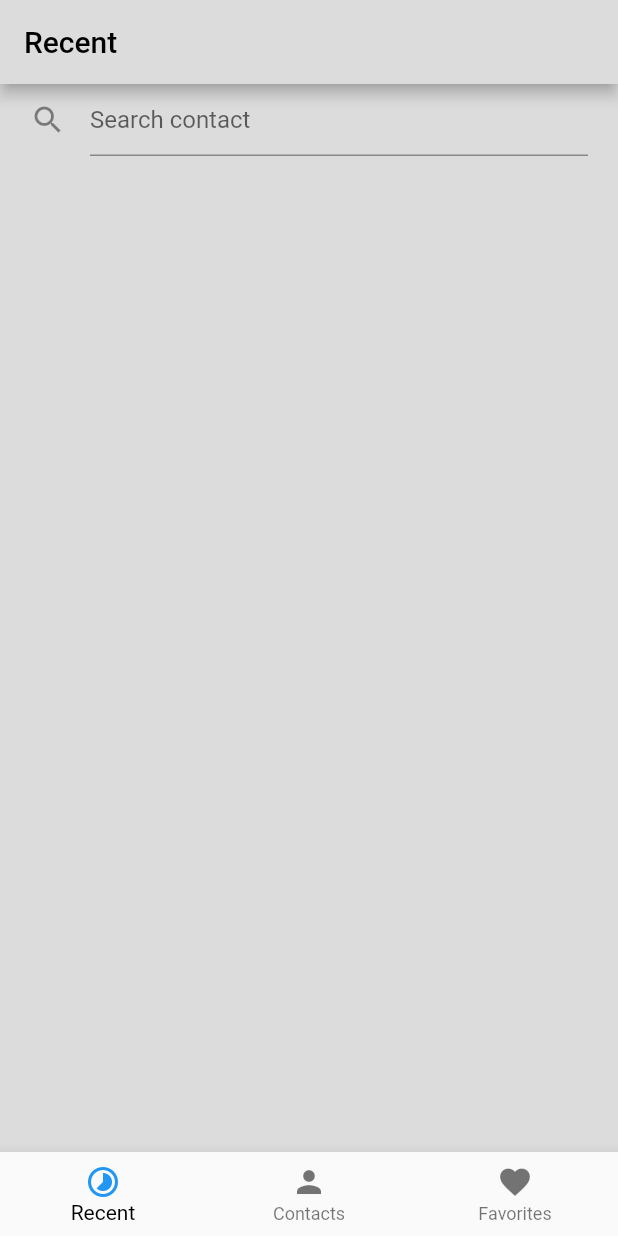
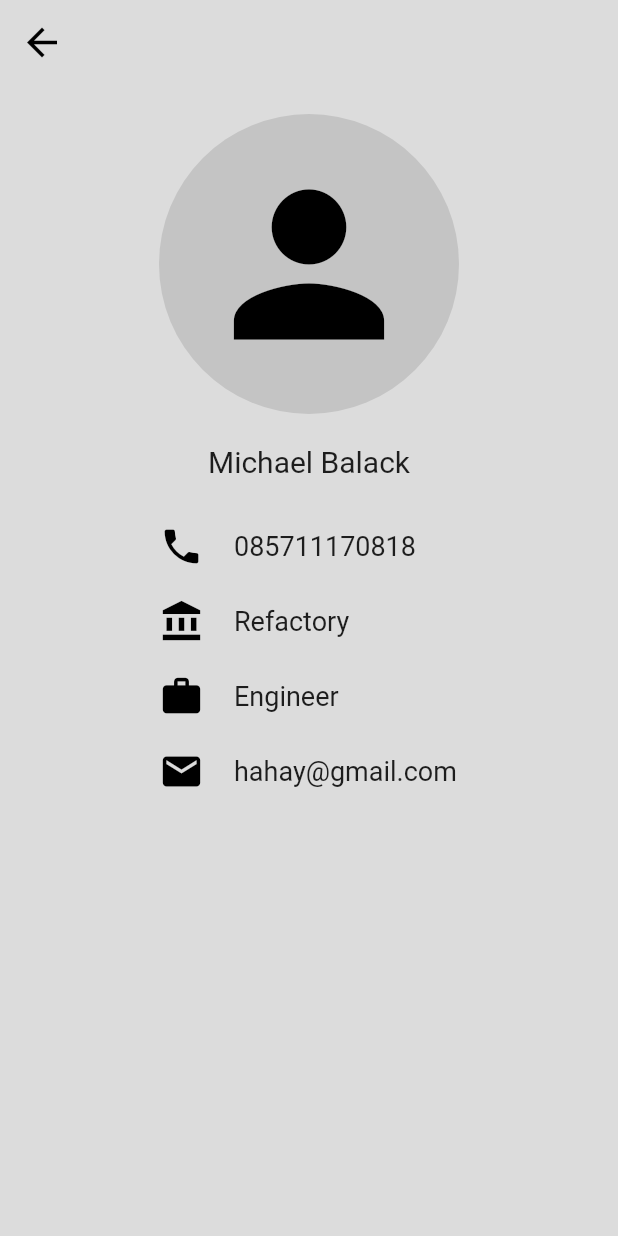
Before and after one commit to Dedi-edot/flutter-phone-book, a Flutter app: the screen it shows after launch, on a phone screen of 412 x 824 dp. Run offline on Flutter 3.47's test engine with Material 2 defaults, Android fonts, the phone set to English and light mode, and no system bars.

Commit message:
Construct UI

```diff
--- /dev/null
+++ b/lib/app/pages/detail/detail_view.dart
@@ -0,0 +1,133 @@
+import 'package:flutter/material.dart';
+
+class DetailPage extends StatefulWidget {
+  DetailPage({Key? key}) : super(key: key);
+
+  @override
+  _DetailPageState createState() => _DetailPageState();
+}
+
+class _DetailPageState extends State<DetailPage> {
+  @override
+  Widget build(BuildContext context) {
+    return Scaffold(
+       appBar: AppBar(
+         leading: IconButton(
+           icon: Icon(
+             Icons.arrow_back,
+             color: Colors.black,
+             size: 30,),
+            onPressed: () {  },
+           ),
+         backgroundColor: Color(0xffDCDCDC),
+         elevation: 0,
+         ),
+         body: SafeArea(
+           child: SingleChildScrollView(
+             child: Container(
+               padding: EdgeInsets.symmetric(horizontal: 30),
+               height: MediaQuery.of(context).size.height,
+               width: MediaQuery.of(context).size.width,
+               decoration: BoxDecoration(color: Color(0xffDCDCDC)),
+               child: Column(
+                 mainAxisAlignment: MainAxisAlignment.start,
+                 crossAxisAlignment: CrossAxisAlignment.center,
+                 children: <Widget>[
+                   SizedBox(height: 20),
+                   Container(
+                     decoration: BoxDecoration(
+                       color: Color(0xffC4C4C4),
+                       borderRadius: BorderRadius.all(Radius.circular(100))),
+                     width: 200,
+                     height: 200,
+                     child: Icon(
+                     Icons.person,
+                      color: Colors.black,
+                      size: 150,
+                      ),
+                      ),
+                      SizedBox(height: 20),
+                   Text(
+                     'Michael Balack',
+                     style: TextStyle(fontSize: 20),
+                   ),
+                   SizedBox(height: 30,),
+                   Container(
+                     width: 200,
+                     child: Row(
+                      children: <Widget>[
+                       Icon(
+                         Icons.phone,
+                         color: Colors.black,
+                         size: 30,
+                         ),
+                       SizedBox(width: 20,),
+                       Text(
+                         '085711170818',
+                         style: TextStyle(fontSize: 18),
+                         ),
+                     ],
+                   ),
+                   ),
+                   SizedBox(height: 20,),
+                   Container(
+                     width: 200,
+                     child: Row(
+                      children: <Widget>[
+                       Icon(
+                         Icons.account_balance,
+                         color: Colors.black,
+                         size: 30,
+                         ),
+                       SizedBox(width: 20,),
+                       Text(
+                         'Refactory',
+                         style: TextStyle(fontSize: 18),
+                         ),
+                     ],
+                   ),
+                   ),
+                   SizedBox(height: 20,),
+                   Container(
+                     width: 200,
+                     child: Row(
+                      children: <Widget>[
+                       Icon(
+                         Icons.work,
+                         color: Colors.black,
+                         size: 30,
+                         ),
+                       SizedBox(width: 20,),
+                       Text(
+                         'Engineer',
+                         style: TextStyle(fontSize: 18),
+                         ),
+                     ],
+                   ),
+                   ),
+                   SizedBox(height: 20,),
+                   Container(
+                     width: 200,
+                     child: Row(
+                      children: <Widget>[
+                       Icon(
+                         Icons.mail,
+                         color: Colors.black,
+                         size: 30,
+                         ),
+                       SizedBox(width: 20,),
+                       Text(
+                         'hahay@gmail.com',
+                         style: TextStyle(fontSize: 18),
+                         ),
+                     ],
+                   ),
+                   ),
+                 ],
+                 ),
+               ),
+             ),
+           ),
+    );
+  }
+}
--- a/lib/app/pages/favorites/favorites_view.dart
+++ b/lib/app/pages/favorites/favorites_view.dart
@@ -16,6 +16,7 @@ class _FavoritesPageState extends State<FavoritesPage> {
           style: TextStyle(color: Colors.black),
           ),
         backgroundColor: Color(0xffDCDCDC),
+        elevation: 0,
         ),
       body: SafeArea(
         child: SingleChildScrollView(
--- a/lib/app/pages/login/login_view.dart
+++ b/lib/app/pages/login/login_view.dart
@@ -20,6 +20,7 @@ class _LoginPageState extends State<LoginPage> {
             ))
         ],
         backgroundColor: Color(0xff05466A),
+        elevation: 0,
         ),
       body: SafeArea(
         child: SingleChildScrollView(
--- a/lib/app/pages/my_contact/my_contact_view.dart
+++ b/lib/app/pages/my_contact/my_contact_view.dart
@@ -21,6 +21,7 @@ class _MyContactPageState extends State<MyContactPage> {
             icon: new Icon(Icons.add, color: Colors.black,))
         ],
         backgroundColor: Color(0xffDCDCDC),
+        elevation: 0,
         ),
       body: SafeArea(
         child: SingleChildScrollView(
--- a/lib/app/pages/recent/recent_view.dart
+++ b/lib/app/pages/recent/recent_view.dart
@@ -16,6 +16,7 @@ class _RecentPageState extends State<RecentPage> {
           style: TextStyle(color: Colors.black),
           ),
         backgroundColor: Color(0xffDCDCDC),
+        elevation: 0,
         ),
       body: SafeArea(
         child: SingleChildScrollView(
--- a/lib/app/pages/register/register_view.dart
+++ b/lib/app/pages/register/register_view.dart
@@ -20,6 +20,7 @@ class _RegisterPageState extends State<RegisterPage> {
             ))
         ],
         backgroundColor: Color(0xff05466A),
+        elevation: 0,
         ),
       body: SafeArea (
         child: SingleChildScrollView(
--- a/lib/main.dart
+++ b/lib/main.dart
@@ -1,6 +1,8 @@
 import 'package:flutter/material.dart';
+import 'package:phone_book/app/pages/detail/detail_view.dart';
 // import 'package:phone_book/app/pages/favorites/favorites_view.dart';
-import 'package:phone_book/app/pages/landing_page.dart';
+// import 'package:phone_book/app/pages/landing_page.dart';
+// import 'package:phone_book/app/pages/new_account/new_account_view.dart';
 // import 'package:phone_book/app/pages/my_contact/my_contact_view.dart';
 // import 'package:phone_book/app/pages/login/login_view.dart';
 // import 'package:phone_book/app/pages/register/register_view.dart';
@@ -19,7 +21,7 @@ class MyApp extends StatelessWidget {
       theme: ThemeData(
         primarySwatch: Colors.blue,
       ),
-      home: LandingPage(),
+      home: DetailPage(),
     );
   }
 }
```
Also changed, not shown: lib/app/pages/new_account/new_account_view.dart (added, +126 -0 lines).
